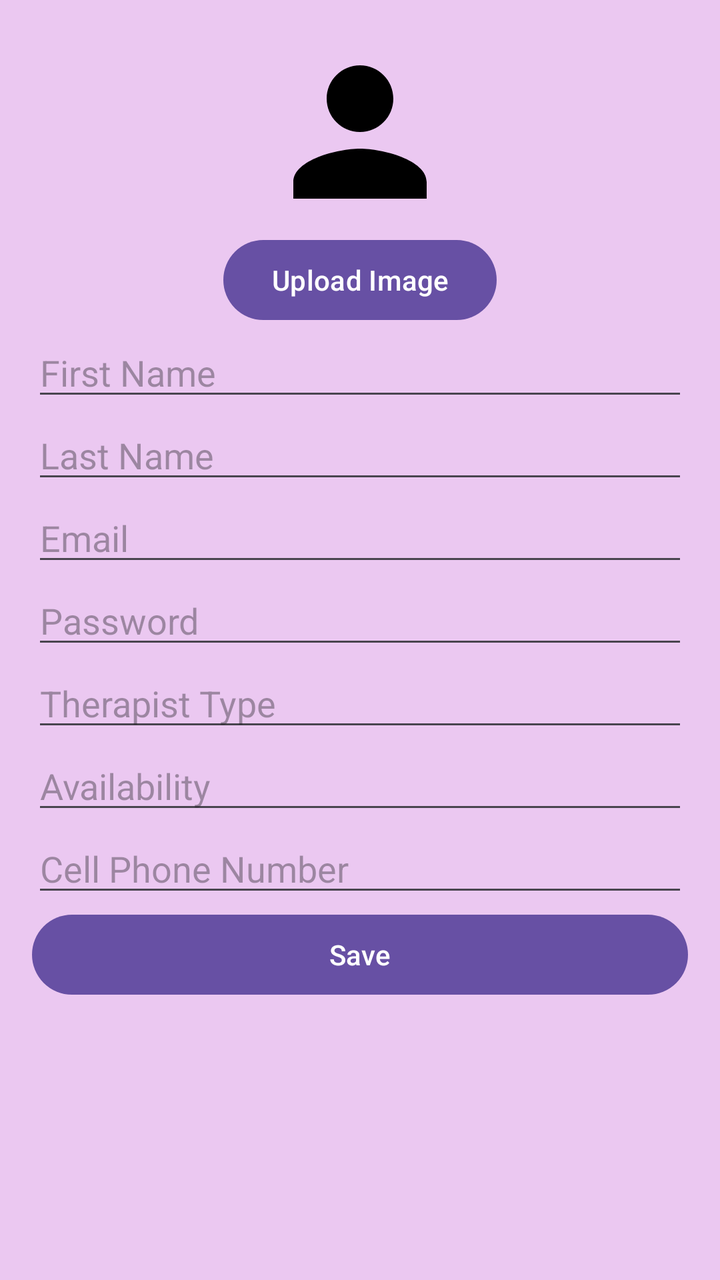
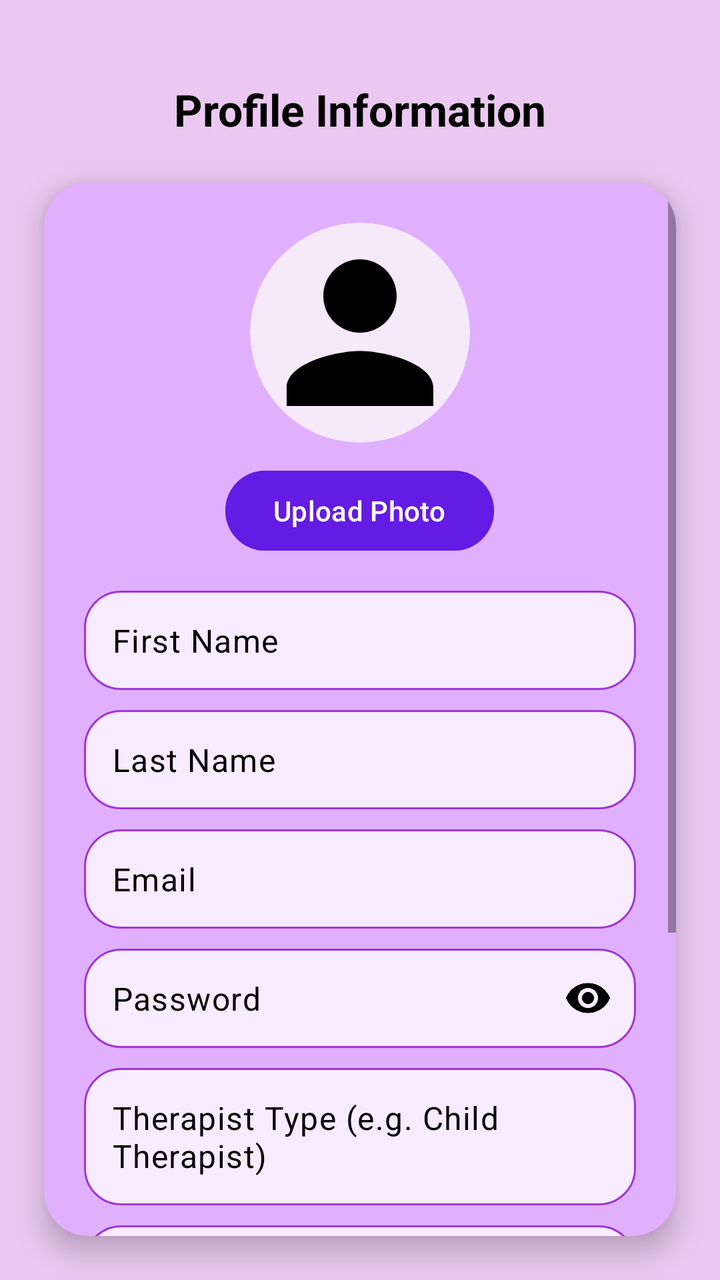

An Android layout rendered at two revisions. The XML below is the earlier revision; the diff shows what the commit changed to produce the second picture.
<!-- AndroidManifest.xml: application theme Theme.Therassistant2 -->
<!-- res/layout/activity_edit_therapist.xml -->
<?xml version="1.0" encoding="utf-8"?>
<LinearLayout xmlns:android="http://schemas.android.com/apk/res/android"
    android:layout_width="match_parent"
    android:layout_height="match_parent"
    android:orientation="vertical"
    android:padding="16dp"
    android:background="#EBC8F1">

    <ImageView
        android:id="@+id/profileImageView"
        android:layout_width="100dp"
        android:layout_height="100dp"
        android:layout_gravity="center"
        android:src="@drawable/baseline_account_circle_24" />

    <Button
        android:id="@+id/uploadImageButton"
        android:layout_width="wrap_content"
        android:layout_height="wrap_content"
        android:layout_gravity="center"
        android:text="Upload Image" />

    <EditText
        android:id="@+id/editFirstName"
        android:layout_width="match_parent"
        android:layout_height="wrap_content"
        android:hint="First Name" />

    <EditText
        android:id="@+id/editLastName"
        android:layout_width="match_parent"
        android:layout_height="wrap_content"
        android:hint="Last Name" />

    <EditText
        android:id="@+id/editEmail"
        android:layout_width="match_parent"
        android:layout_height="wrap_content"
        android:hint="Email"
        android:inputType="textEmailAddress" />

    <EditText
        android:id="@+id/editPassword"
        android:layout_width="match_parent"
        android:layout_height="wrap_content"
        android:hint="Password"
        android:inputType="textPassword" />

    <EditText
        android:id="@+id/editTherapistType"
        android:layout_width="match_parent"
        android:layout_height="wrap_content"
        android:hint="Therapist Type" />

    <EditText
        android:id="@+id/editAvailability"
        android:layout_width="match_parent"
        android:layout_height="wrap_content"
        android:hint="Availability" />

    <EditText
        android:id="@+id/editPhoneNumber"
        android:layout_width="match_parent"
        android:layout_height="wrap_content"
        android:hint="Cell Phone Number"
        android:inputType="phone" />

    <Button
        android:id="@+id/saveButton"
        android:layout_width="match_parent"
        android:layout_height="wrap_content"
        android:text="Save" />
</LinearLayout>
<!-- resources referenced by this layout -->
<resources>
  <!-- drawable baseline_account_circle_24 (drawable) -->
  <?xml version="1.0" encoding="utf-8"?>
  <vector xmlns:android="http://schemas.android.com/apk/res/android"
      android:width="24dp"
      android:height="24dp"
      android:viewportWidth="24"
      android:viewportHeight="24">
      <path
          android:fillColor="#000000"
          android:pathData="M12,12c2.21,0 4,-1.79 4,-4s-1.79,-4 -4,-4 -4,1.79 -4,4 1.79,4 4,4zM12,14c-2.67,0 -8,1.34 -8,4v2h16v-2c0,-2.66 -5.33,-4 -8,-4z"/>
  </vector>
  <style name="Theme.Therassistant2" parent="Base.Theme.Therassistant2" />
  <style name="Base.Theme.Therassistant2" parent="Theme.Material3.DayNight.NoActionBar">
          
          
      </style>
</resources>

<!-- the commit's change to res/layout/activity_edit_therapist.xml (unified diff, before → after) -->
@@ -1,73 +1,220 @@
 <?xml version="1.0" encoding="utf-8"?>
-<LinearLayout xmlns:android="http://schemas.android.com/apk/res/android"
+<androidx.constraintlayout.widget.ConstraintLayout xmlns:android="http://schemas.android.com/apk/res/android"
+    xmlns:app="http://schemas.android.com/apk/res-auto"
+    xmlns:tools="http://schemas.android.com/tools"
     android:layout_width="match_parent"
     android:layout_height="match_parent"
-    android:orientation="vertical"
-    android:padding="16dp"
-    android:background="#EBC8F1">
-
-    <ImageView
-        android:id="@+id/profileImageView"
-        android:layout_width="100dp"
-        android:layout_height="100dp"
-        android:layout_gravity="center"
-        android:src="@drawable/baseline_account_circle_24" />
-
-    <Button
-        android:id="@+id/uploadImageButton"
+    android:background="#EBC8F1"
+    tools:context=".TherapistSignup">
+
+    <TextView
+        android:id="@+id/titleTherapistSignup"
         android:layout_width="wrap_content"
         android:layout_height="wrap_content"
-        android:layout_gravity="center"
-        android:text="Upload Image" />
-
-    <EditText
-        android:id="@+id/editFirstName"
-        android:layout_width="match_parent"
-        android:layout_height="wrap_content"
-        android:hint="First Name" />
-
-    <EditText
-        android:id="@+id/editLastName"
-        android:layout_width="match_parent"
-        android:layout_height="wrap_content"
-        android:hint="Last Name" />
-
-    <EditText
-        android:id="@+id/editEmail"
-        android:layout_width="match_parent"
-        android:layout_height="wrap_content"
-        android:hint="Email"
-        android:inputType="textEmailAddress" />
-
-    <EditText
-        android:id="@+id/editPassword"
-        android:layout_width="match_parent"
-        android:layout_height="wrap_content"
-        android:hint="Password"
-        android:inputType="textPassword" />
-
-    <EditText
-        android:id="@+id/editTherapistType"
-        android:layout_width="match_parent"
-        android:layout_height="wrap_content"
-        android:hint="Therapist Type" />
-
-    <EditText
-        android:id="@+id/editAvailability"
-        android:layout_width="match_parent"
-        android:layout_height="wrap_content"
-        android:hint="Availability" />
-
-    <EditText
-        android:id="@+id/editPhoneNumber"
-        android:layout_width="match_parent"
-        android:layout_height="wrap_content"
-        android:hint="Cell Phone Number"
-        android:inputType="phone" />
-
-    <Button
-        android:id="@+id/saveButton"
-        android:layout_width="match_parent"
-        android:layout_height="wrap_content"
-        android:text="Save" />
-</LinearLayout>
+        android:text="Profile Information"
+        android:textSize="22sp"
+        android:textStyle="bold"
+        android:textColor="@color/black"
+        android:layout_marginTop="40dp"
+        app:layout_constraintTop_toTopOf="parent"
+        app:layout_constraintStart_toStartOf="parent"
+        app:layout_constraintEnd_toEndOf="parent" />
+
+
+
+    <androidx.cardview.widget.CardView
+        android:id="@+id/therapistSignupCard"
+        android:layout_width="0dp"
+        android:layout_height="0dp"
+        android:layout_margin="22dp"
+        app:cardCornerRadius="22dp"
+        app:cardElevation="8dp"
+        app:cardBackgroundColor="#E0B0FF"
+        app:layout_constraintTop_toBottomOf="@id/titleTherapistSignup"
+        app:layout_constraintBottom_toBottomOf="parent"
+        app:layout_constraintStart_toStartOf="parent"
+        app:layout_constraintEnd_toEndOf="parent">
+
+        <ScrollView
+            android:layout_width="match_parent"
+            android:layout_height="match_parent"
+            android:fillViewport="true">
+
+            <LinearLayout
+                android:layout_width="match_parent"
+                android:layout_height="wrap_content"
+                android:orientation="vertical"
+                android:padding="20dp">
+
+                
+                <LinearLayout
+                    android:layout_width="match_parent"
+                    android:layout_height="wrap_content"
+                    android:orientation="vertical"
+                    android:gravity="center"
+                    android:layout_marginBottom="16dp">
+
+                    <ImageView
+                        android:id="@+id/profileImageView"
+                        android:layout_width="110dp"
+                        android:layout_height="110dp"
+                        android:src="@drawable/baseline_account_circle_24"
+                        android:scaleType="centerCrop"
+                        android:background="@drawable/circular_background"
+                        android:clipToOutline="true" />
+
+                    <Button
+                        android:id="@+id/uploadImageButton"
+                        android:layout_width="wrap_content"
+                        android:layout_height="wrap_content"
+                        android:text="Upload Photo"
+                        android:textColor="#FFFFFF"
+                        android:backgroundTint="#641BE4"
+                        android:layout_marginTop="10dp"/>
+                </LinearLayout>
+
+                <com.google.android.material.textfield.TextInputLayout
+                    android:layout_width="match_parent"
+                    android:layout_height="wrap_content"
+                    app:hintEnabled="false">
+
+                    <com.google.android.material.textfield.TextInputEditText
+                        android:id="@+id/editFirstName"
+                        android:layout_width="match_parent"
+                        android:layout_height="wrap_content"
+                        android:hint="First Name"
+                        android:textColorHint="@color/black"
+                        android:padding="14dp"
+                        android:background="@drawable/rounded_button"
+                        android:textColor="@android:color/black" />
+                </com.google.android.material.textfield.TextInputLayout>
+
+
+                <com.google.android.material.textfield.TextInputLayout
+                    android:layout_width="match_parent"
+                    android:layout_height="wrap_content"
+                    android:layout_marginTop="10dp"
+                    app:hintEnabled="false">
+
+                    <com.google.android.material.textfield.TextInputEditText
+                        android:id="@+id/editLastName"
+                        android:layout_width="match_parent"
+                        android:layout_height="wrap_content"
+                        android:hint="Last Name"
+                        android:padding="14dp"
+                        android:textColorHint="@color/black"
+                        android:background="@drawable/rounded_button"
+                        android:textColor="@android:color/black" />
+                </com.google.android.material.textfield.TextInputLayout>
+
+
+                <com.google.android.material.textfield.TextInputLayout
+                    android:layout_width="match_parent"
+                    android:layout_height="wrap_content"
+                    android:layout_marginTop="10dp"
+                    app:hintEnabled="false">
+
+                    <com.google.android.material.textfield.TextInputEditText
+                        android:id="@+id/editEmail"
+                        android:layout_width="match_parent"
+                        android:layout_height="wrap_content"
+                        android:hint="Email"
+                        android:inputType="textEmailAddress"
+                        android:textColorHint="@color/black"
+                        android:padding="14dp"
+                        android:background="@drawable/rounded_button"
+                        android:textColor="@android:color/black" />
+                </com.google.android.material.textfield.TextInputLayout>
+
+
+                <com.google.android.material.textfield.TextInputLayout
+                    android:layout_width="match_parent"
+                    android:layout_height="wrap_content"
+                    android:layout_marginTop="10dp"
+                    app:passwordToggleEnabled="true"
+                    app:passwordToggleTint="@color/black"
+                    app:hintEnabled="false">
+
+                    <com.google.android.material.textfield.TextInputEditText
+                        android:id="@+id/editPassword"
+                        android:layout_width="match_parent"
+                        android:layout_height="wrap_content"
+                        android:hint="Password"
+                        android:textColorHint="@color/black"
+                        android:inputType="textPassword"
+                        android:padding="14dp"
+                        android:background="@drawable/rounded_button"
+                        android:textColor="@android:color/black" />
+                </com.google.android.material.textfield.TextInputLayout>
+
+                <com.google.android.material.textfield.TextInputLayout
+                    android:layout_width="match_parent"
+                    android:layout_height="wrap_content"
+                    android:layout_marginTop="10dp"
+                    app:hintEnabled="false">
+
+                    <com.google.android.material.textfield.TextInputEditText
+                        android:id="@+id/editTherapistType"
+                        android:layout_width="match_parent"
+                        android:layout_height="wrap_content"
+                        android:hint="Therapist Type (e.g. Child Therapist)"
+                        android:textColorHint="@color/black"
+                        android:padding="14dp"
+                        android:background="@drawable/rounded_button"
+                        android:textColor="@android:color/black" />
+                </com.google.android.material.textfield.TextInputLayout>
+
+
+                <com.google.android.material.textfield.TextInputLayout
+                    android:layout_width="match_parent"
+                    android:layout_height="wrap_content"
+                    android:layout_marginTop="10dp"
+                    app:hintEnabled="false">
+
+                    <com.google.android.material.textfield.TextInputEditText
+                        android:id="@+id/editAvailability"
+                        android:layout_width="match_parent"
+                        android:layout_height="wrap_content"
+                        android:hint="Availability (e.g. Tue and Thu 1pm - 6pm)"
+                        android:textColorHint="@color/black"
+                        android:padding="14dp"
+                        android:background="@drawable/rounded_button"
+                        android:textColor="@android:color/black" />
+                </com.google.android.material.textfield.TextInputLayout>
+
+
+                <com.google.android.material.textfield.TextInputLayout
+                    android:layout_width="match_parent"
+                    android:layout_height="wrap_content"
+                    android:layout_marginTop="10dp"
+                    app:hintEnabled="false">
+
+                    <com.google.android.material.textfield.TextInputEditText
+                        android:id="@+id/editPhoneNumber"
+                        android:layout_width="match_parent"
+                        android:layout_height="wrap_content"
+                        android:hint="Phone Number"
+                        android:textColorHint="@color/black"
+                        android:inputType="phone"
+                        android:padding="14dp"
+                        android:background="@drawable/rounded_button"
+                        android:textColor="@android:color/black" />
+                </com.google.android.material.textfield.TextInputLayout>
+
+
+                <Button
+                    android:id="@+id/saveButton"
+                    android:layout_width="match_parent"
+                    android:layout_height="52dp"
+                    android:layout_marginTop="18dp"
+                    android:text="Sign Up"
+                    android:textStyle="bold"
+                    android:textColor="#FFFFFF"
+                    android:backgroundTint="#641BE4" />
+
+            </LinearLayout>
+        </ScrollView>
+
+    </androidx.cardview.widget.CardView>
+
+</androidx.constraintlayout.widget.ConstraintLayout>
<!-- resource entries referenced after the edit -->
@@ -1,5 +1,6 @@
 <!-- resources referenced by this layout -->
 <resources>
+  <color name="black">#FF000000</color>
   <!-- drawable baseline_account_circle_24 (drawable) -->
   <?xml version="1.0" encoding="utf-8"?>
   <vector xmlns:android="http://schemas.android.com/apk/res/android"
@@ -11,6 +12,33 @@
           android:fillColor="#000000"
           android:pathData="M12,12c2.21,0 4,-1.79 4,-4s-1.79,-4 -4,-4 -4,1.79 -4,4 1.79,4 4,4zM12,14c-2.67,0 -8,1.34 -8,4v2h16v-2c0,-2.66 -5.33,-4 -8,-4z"/>
   </vector>
+  <!-- drawable circular_background (drawable) -->
+  <?xml version="1.0" encoding="utf-8"?>
+  <shape xmlns:android="http://schemas.android.com/apk/res/android"
+      android:shape="oval">
+  
+      <solid android:color="#F6E9FA"/>
+  
+  </shape>
+  <!-- drawable rounded_button (drawable) -->
+  <?xml version="1.0" encoding="utf-8"?>
+  <shape xmlns:android="http://schemas.android.com/apk/res/android">
+  
+      <solid android:color="#F7ECFF" />
+  
+      <corners android:radius="18dp" />
+  
+      <stroke
+          android:width="1dp"
+          android:color="#A036D7" />
+  
+      <padding
+          android:left="14dp"
+          android:top="12dp"
+          android:right="14dp"
+          android:bottom="12dp" />
+  
+  </shape>
   <style name="Theme.Therassistant2" parent="Base.Theme.Therassistant2" />
   <style name="Base.Theme.Therassistant2" parent="Theme.Material3.DayNight.NoActionBar">
           
